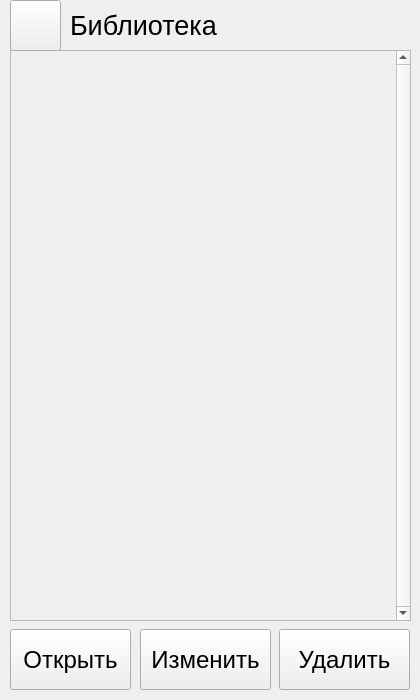
Before: the Qt Designer form UIs/LibraryForm.ui in Krahjotdaan/LearningPoem, drawn with Qt 5.
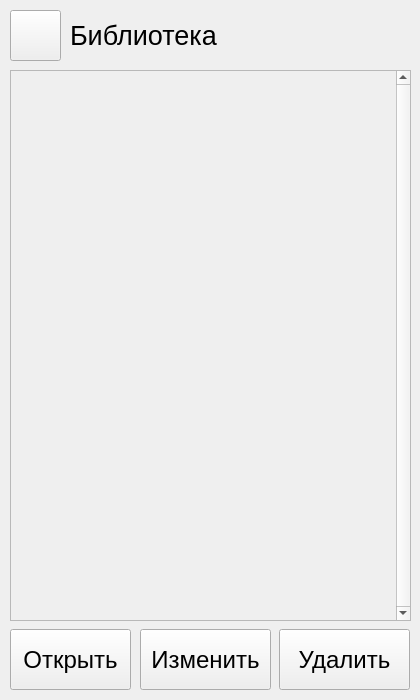
After: the same form once the commit is applied.

```diff
--- a/UIs/LibraryForm.ui
+++ b/UIs/LibraryForm.ui
@@ -18,7 +18,7 @@
     <property name="geometry">
      <rect>
       <x>70</x>
-      <y>0</y>
+      <y>10</y>
       <width>341</width>
       <height>51</height>
      </rect>
@@ -165,9 +165,9 @@
     <property name="geometry">
      <rect>
       <x>10</x>
-      <y>50</y>
+      <y>70</y>
       <width>401</width>
-      <height>571</height>
+      <height>551</height>
      </rect>
     </property>
     <layout class="QGridLayout" name="gridLayout">
@@ -185,7 +185,7 @@
           <x>0</x>
           <y>0</y>
           <width>383</width>
-          <height>567</height>
+          <height>547</height>
          </rect>
         </property>
        </widget>
@@ -197,7 +197,7 @@
     <property name="geometry">
      <rect>
       <x>10</x>
-      <y>0</y>
+      <y>10</y>
       <width>51</width>
       <height>51</height>
      </rect>
```
